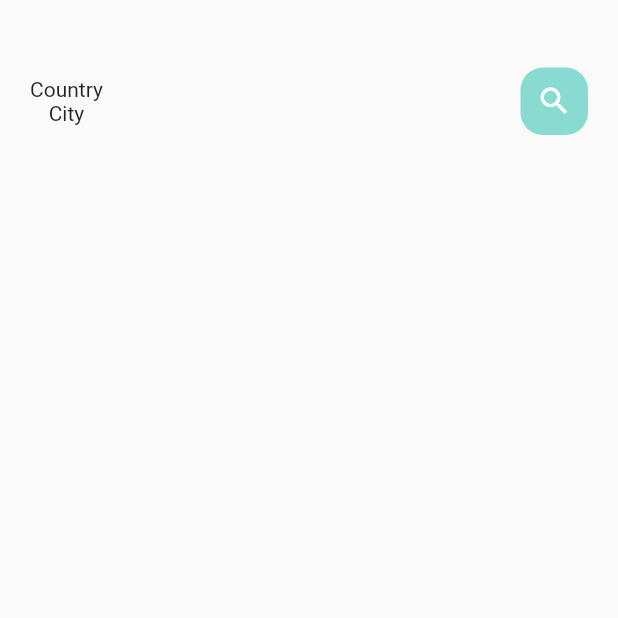
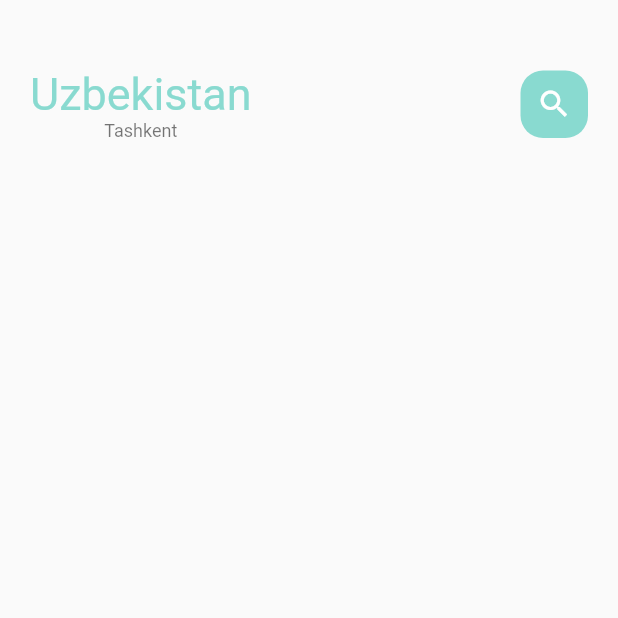
Before and after one commit to shakhriyor-toshpulatov/food_delivery, a Flutter app: the screen it shows after launch, on a phone screen of 412 x 824 dp, the top half of it. Run offline on Flutter 3.47's test engine with Material 2 defaults, Android fonts, the phone set to English and light mode, and no system bars.

Commit message:
create widget fo small texts

```diff
--- a/lib/home/main_food_page.dart
+++ b/lib/home/main_food_page.dart
@@ -1,4 +1,6 @@
 import 'package:flutter/material.dart';
+import 'package:foood_delivery/widgets/big_text.dart';
+import 'package:foood_delivery/widgets/small_text.dart';
 
 import '../utils/colors.dart';
 
@@ -24,8 +26,15 @@ class _MainFoodPageState extends State<MainFoodPage> {
                 children: [
                   Column(
                     children: [
-                      Text("Country"),
-                      Text("City"),
+                      BigText(
+                        text: "Uzbekistan",
+                        color: AppColors.mainColor,
+                        size: 30,
+                      ),
+                      SmallText(
+                        text: "Tashkent",
+                        color: Colors.black54,
+                      ),
                     ],
                   ),
                   Center(
--- a/lib/widgets/big_text.dart
+++ b/lib/widgets/big_text.dart
@@ -18,6 +18,7 @@ class BigText extends StatelessWidget {
   Widget build(BuildContext context) {
     return Text(
       text,
+      maxLines: 1,
       overflow: overFlow,
       style: TextStyle(
         fontFamily: 'Roboto',
--- /dev/null
+++ b/lib/widgets/small_text.dart
@@ -0,0 +1,29 @@
+import 'package:flutter/cupertino.dart';
+
+class SmallText extends StatelessWidget {
+  Color? color;
+  final String text;
+  double size;
+  double height;
+
+  SmallText(
+      {Key? key,
+      this.color = const Color(0xFFccc7c5),
+      required this.text,
+      this.size = 12,
+      this.height = 1.2})
+      : super(key: key);
+
+  @override
+  Widget build(BuildContext context) {
+    return Text(
+      text,
+      style: TextStyle(
+        fontFamily: 'Roboto',
+        color: color,
+        fontSize: size,
+        height: height,
+      ),
+    );
+  }
+}
```
